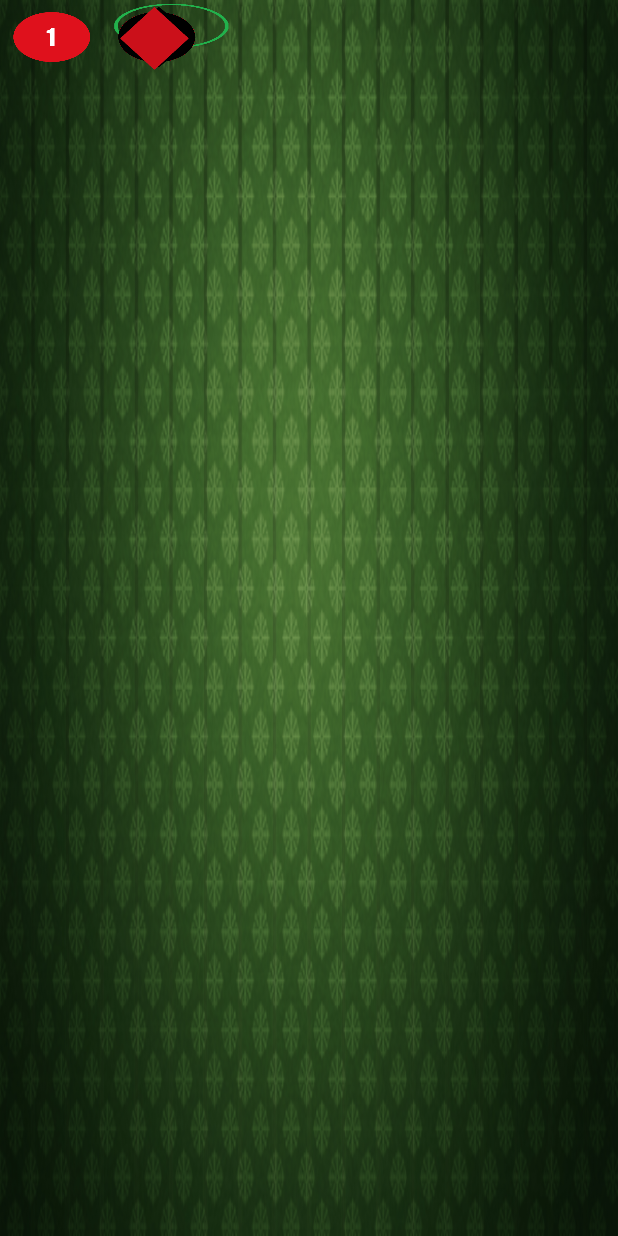
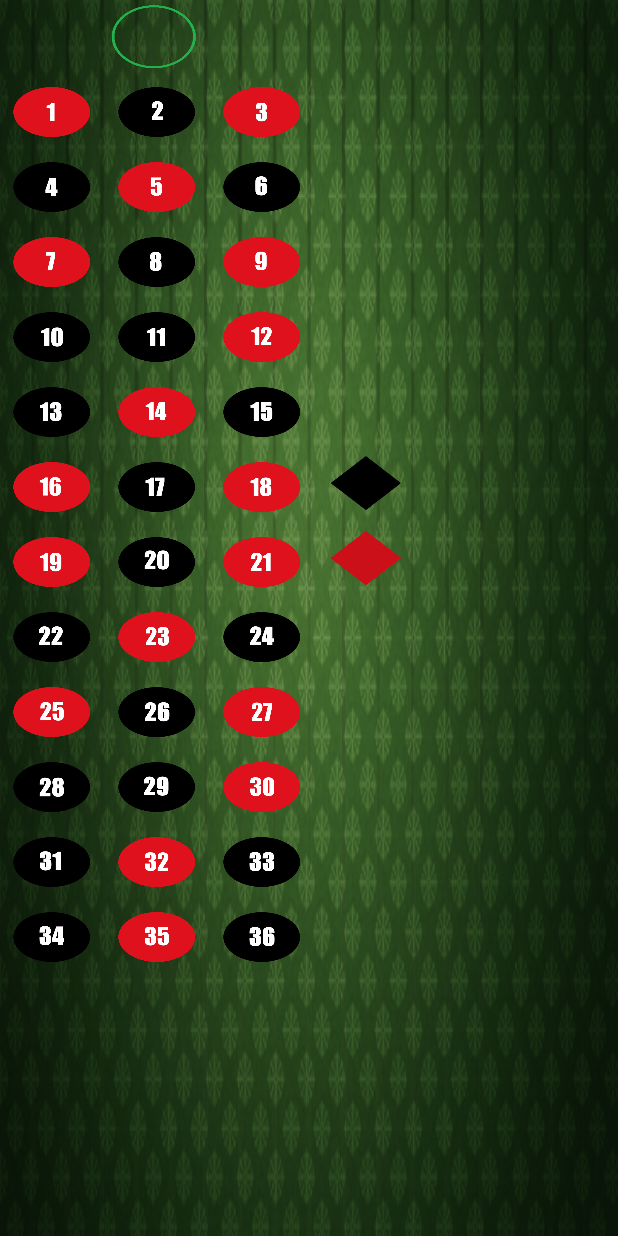
Before and after one commit to MadMakZa/Roulette, an Android app: the screen it shows after launch (BetsTable), on a phone screen of 412 x 824 dp. Run offline under Robolectric (Android 15) with nearby library versions, the phone set to English and light mode, and no system bars.

Commit message:
add greed layout and bets field

```diff
--- a/app/src/main/res/layout/activity_bets_table.xml
+++ b/app/src/main/res/layout/activity_bets_table.xml
@@ -9,16 +9,16 @@
     <GridLayout
         android:id="@+id/favorites_grid"
         android:layout_width="match_parent"
-        android:layout_height="wrap_content"
+        android:layout_height="400dp"
         android:background="@drawable/backgroundgrpng"
         android:columnCount="4"
-        android:rowCount="10"
+        android:rowCount="16"
         tools:context=".BetsTable">
 
         <ImageButton
             android:id="@+id/btnZero"
-            android:layout_width="95dp"
-            android:layout_height="35dp"
+            android:layout_width="70dp"
+            android:layout_height="50dp"
             android:layout_row="0"
             android:layout_column="1"
             android:background="@drawable/zero"
@@ -28,7 +28,7 @@
             android:id="@+id/btn_1_red"
             android:layout_width="70dp"
             android:layout_height="50dp"
-            android:layout_row="0"
+            android:layout_row="1"
             android:layout_column="0"
             android:background="@drawable/bet1"
             android:tag="1 RED" />
@@ -38,7 +38,7 @@
             android:id="@+id/btn_2_black"
             android:layout_width="70dp"
             android:layout_height="50dp"
-            android:layout_row="0"
+            android:layout_row="1"
             android:layout_column="1"
             android:background="@drawable/bet2"
             android:tag="2 BLACK" />
@@ -47,8 +47,8 @@
             android:id="@+id/btn_3_red"
             android:layout_width="70dp"
             android:layout_height="50dp"
-            android:layout_row="0"
-            android:layout_column="1"
+            android:layout_row="1"
+            android:layout_column="2"
             android:background="@drawable/bet3"
             android:tag="3 RED" />
 
@@ -56,8 +56,8 @@
             android:id="@+id/btn_9_red"
             android:layout_width="70dp"
             android:layout_height="50dp"
-            android:layout_row="0"
-            android:layout_column="1"
+            android:layout_row="3"
+            android:layout_column="2"
             android:background="@drawable/bet9"
             android:tag="9 RED" />
 
@@ -65,8 +65,8 @@
             android:id="@+id/btn_12_red"
             android:layout_width="70dp"
             android:layout_height="50dp"
-            android:layout_row="0"
-            android:layout_column="1"
+            android:layout_row="4"
+            android:layout_column="2"
             android:background="@drawable/bet12"
             android:tag="12 RED" />
 
@@ -74,8 +74,8 @@
             android:id="@+id/btn_15_black"
             android:layout_width="70dp"
             android:layout_height="50dp"
-            android:layout_row="0"
-            android:layout_column="1"
+            android:layout_row="5"
+            android:layout_column="2"
             android:background="@drawable/bet15"
             android:tag="15 BLACK" />
 
@@ -84,8 +84,8 @@
             android:id="@+id/btn_18_red"
             android:layout_width="70dp"
             android:layout_height="50dp"
-            android:layout_row="0"
-            android:layout_column="1"
+            android:layout_row="6"
+            android:layout_column="2"
             android:background="@drawable/bet18"
             android:tag="18 RED" />
 
@@ -93,8 +93,8 @@
             android:id="@+id/btn_21_red"
             android:layout_width="70dp"
             android:layout_height="50dp"
-            android:layout_row="0"
-            android:layout_column="1"
+            android:layout_row="7"
+            android:layout_column="2"
             android:background="@drawable/bet21"
             android:tag="21 RED" />
 
@@ -102,8 +102,8 @@
             android:id="@+id/btn_24_black"
             android:layout_width="70dp"
             android:layout_height="50dp"
-            android:layout_row="0"
-            android:layout_column="1"
+            android:layout_row="8"
+            android:layout_column="2"
             android:background="@drawable/bet24"
             android:tag="24 BLACK" />
 
@@ -111,8 +111,8 @@
             android:id="@+id/btn_27_red"
             android:layout_width="70dp"
             android:layout_height="50dp"
-            android:layout_row="0"
-            android:layout_column="1"
+            android:layout_row="9"
+            android:layout_column="2"
             android:background="@drawable/bet27"
             android:tag="27 RED" />
 
@@ -121,8 +121,8 @@
             android:id="@+id/btn_30_red"
             android:layout_width="70dp"
             android:layout_height="50dp"
-            android:layout_row="0"
-            android:layout_column="1"
+            android:layout_row="10"
+            android:layout_column="2"
             android:background="@drawable/bet30"
             android:tag="30 RED"/>
 
@@ -130,8 +130,8 @@
             android:id="@+id/btn_33_black"
             android:layout_width="70dp"
             android:layout_height="50dp"
-            android:layout_row="0"
-            android:layout_column="1"
+            android:layout_row="11"
+            android:layout_column="2"
             android:background="@drawable/bet33"
             android:tag="33 BLACK" />
 
@@ -139,8 +139,8 @@
             android:id="@+id/btn_36_black"
             android:layout_width="70dp"
             android:layout_height="50dp"
-            android:layout_row="0"
-            android:layout_column="1"
+            android:layout_row="12"
+            android:layout_column="2"
             android:background="@drawable/bet36"
             android:tag="36 BLACK"/>
 
@@ -148,8 +148,8 @@
             android:id="@+id/btn_6_black"
             android:layout_width="70dp"
             android:layout_height="50dp"
-            android:layout_row="0"
-            android:layout_column="1"
+            android:layout_row="2"
+            android:layout_column="2"
             android:background="@drawable/bet6"
             android:tag="6 BLACK"/>
 
@@ -157,8 +157,8 @@
             android:id="@+id/btn_4_black"
             android:layout_width="70dp"
             android:layout_height="50dp"
-            android:layout_row="0"
-            android:layout_column="1"
+            android:layout_row="2"
+            android:layout_column="0"
             android:background="@drawable/bet4"
             android:tag="4 BLACK" />
 
@@ -166,7 +166,7 @@
             android:id="@+id/btn_5_red"
             android:layout_width="70dp"
             android:layout_height="50dp"
-            android:layout_row="0"
+            android:layout_row="2"
             android:layout_column="1"
             android:background="@drawable/bet5"
             android:tag="5 RED" />
@@ -175,7 +175,7 @@
             android:id="@+id/btn_8_black"
             android:layout_width="70dp"
             android:layout_height="50dp"
-            android:layout_row="0"
+            android:layout_row="3"
             android:layout_column="1"
             android:background="@drawable/bet8"
             android:tag="8 BLACK" />
@@ -184,7 +184,7 @@
             android:id="@+id/btn_11_black"
             android:layout_width="70dp"
             android:layout_height="50dp"
-            android:layout_row="0"
+            android:layout_row="4"
             android:layout_column="1"
             android:background="@drawable/bet11"
             android:tag="11 BLACK" />
@@ -193,7 +193,7 @@
             android:id="@+id/btn_14_red"
             android:layout_width="70dp"
             android:layout_height="50dp"
-            android:layout_row="0"
+            android:layout_row="5"
             android:layout_column="1"
             android:background="@drawable/bet14"
             android:tag="14 RED" />
@@ -202,7 +202,7 @@
             android:id="@+id/btn_17_black"
             android:layout_width="70dp"
             android:layout_height="50dp"
-            android:layout_row="0"
+            android:layout_row="6"
             android:layout_column="1"
             android:background="@drawable/bet17"
             android:tag="17 BLACK" />
@@ -211,7 +211,7 @@
             android:id="@+id/btn_20_black"
             android:layout_width="70dp"
             android:layout_height="50dp"
-            android:layout_row="0"
+            android:layout_row="7"
             android:layout_column="1"
             android:background="@drawable/bet20"
             android:tag="20 BLACK" />
@@ -220,7 +220,7 @@
             android:id="@+id/btn_23_red"
             android:layout_width="70dp"
             android:layout_height="50dp"
-            android:layout_row="0"
+            android:layout_row="8"
             android:layout_column="1"
             android:background="@drawable/bet23"
             android:tag="23 RED" />
@@ -229,7 +229,7 @@
             android:id="@+id/btn_26_black"
             android:layout_width="70dp"
             android:layout_height="50dp"
-            android:layout_row="0"
+            android:layout_row="9"
             android:layout_column="1"
             android:background="@drawable/bet26"
             android:tag="26 BLACK"/>
@@ -238,7 +238,7 @@
             android:id="@+id/btn_29_black"
             android:layout_width="70dp"
             android:layout_height="50dp"
-            android:layout_row="0"
+            android:layout_row="10"
             android:layout_column="1"
             android:background="@drawable/bet29"
             android:tag="29 BLACK"/>
@@ -247,7 +247,7 @@
             android:id="@+id/btn_32_red"
             android:layout_width="70dp"
             android:layout_height="50dp"
-            android:layout_row="0"
+            android:layout_row="11"
             android:layout_column="1"
             android:background="@drawable/bet32"
             android:tag="32 RED" />
@@ -256,7 +256,7 @@
             android:id="@+id/btn_35_red"
             android:layout_width="70dp"
             android:layout_height="50dp"
-            android:layout_row="0"
+            android:layout_row="12"
             android:layout_column="1"
             android:background="@drawable/bet35"
             android:tag="35 RED" />
@@ -265,8 +265,8 @@
             android:id="@+id/btn_7_red"
             android:layout_width="70dp"
             android:layout_height="50dp"
-            android:layout_row="0"
-            android:layout_column="1"
+            android:layout_row="3"
+            android:layout_column="0"
             android:background="@drawable/bet7"
             android:tag="7 RED" />
 
@@ -274,8 +274,8 @@
             android:id="@+id/btn_10_black"
             android:layout_width="70dp"
             android:layout_height="50dp"
-            android:layout_row="0"
-            android:layout_column="1"
+            android:layout_row="4"
+            android:layout_column="0"
             android:background="@drawable/bet10"
             android:tag="10 BLACK" />
 
@@ -283,8 +283,8 @@
             android:id="@+id/btn_13_black"
             android:layout_width="70dp"
             android:layout_height="50dp"
-            android:layout_row="0"
-            android:layout_column="1"
+            android:layout_row="5"
+            android:layout_column="0"
             android:background="@drawable/bet13"
             android:tag="13 BLACK" />
 
@@ -292,8 +292,8 @@
             android:id="@+id/btn_16_red"
             android:layout_width="70dp"
             android:layout_height="50dp"
-            android:layout_row="0"
-            android:layout_column="1"
+            android:layout_row="6"
+            android:layout_column="0"
             android:background="@drawable/bet16"
             android:tag="16 RED" />
 
@@ -301,8 +301,8 @@
             android:id="@+id/btn_19_red"
             android:layout_width="70dp"
             android:layout_height="50dp"
-            android:layout_row="0"
-            android:layout_column="1"
+            android:layout_row="7"
+            android:layout_column="0"
             android:background="@drawable/bet19"
             android:tag="19 RED"/>
 
@@ -310,8 +310,8 @@
             android:id="@+id/btn_22_black"
             android:layout_width="70dp"
             android:layout_height="50dp"
-            android:layout_row="0"
-            android:layout_column="1"
+            android:layout_row="8"
+            android:layout_column="0"
             android:background="@drawable/bet22"
             android:tag="22 BLACK" />
 
@@ -319,8 +319,8 @@
             android:id="@+id/btn_25_red"
             android:layout_width="70dp"
             android:layout_height="50dp"
-            android:layout_row="0"
-            android:layout_column="1"
+            android:layout_row="9"
+            android:layout_column="0"
             android:background="@drawable/bet25"
             android:tag="25 RED" />
 
@@ -328,8 +328,8 @@
             android:id="@+id/btn_28_black"
             android:layout_width="70dp"
             android:layout_height="50dp"
-            android:layout_row="0"
-            android:layout_column="1"
+            android:layout_row="10"
+            android:layout_column="0"
             android:background="@drawable/bet28"
             android:tag="28 BLACK"/>
 
@@ -337,8 +337,8 @@
             android:id="@+id/btn_31_black"
             android:layout_width="70dp"
             android:layout_height="50dp"
-            android:layout_row="0"
-            android:layout_column="1"
+            android:layout_row="11"
+            android:layout_column="0"
             android:background="@drawable/bet31"
             android:tag="31 BLACK" />
 
@@ -346,26 +346,26 @@
             android:id="@+id/btn_34_black"
             android:layout_width="70dp"
             android:layout_height="50dp"
-            android:layout_row="0"
-            android:layout_column="1"
+            android:layout_row="12"
+            android:layout_column="0"
             android:background="@drawable/bet34"
             android:tag="34 BLACK" />
 
         <ImageButton
             android:id="@+id/btnBlack"
-            android:layout_width="74dp"
-            android:layout_height="56dp"
-            android:layout_row="0"
-            android:layout_column="1"
+            android:layout_width="70dp"
+            android:layout_height="50dp"
+            android:layout_row="6"
+            android:layout_column="3"
             android:background="@drawable/betblack"
             android:tag="BLACK" />
 
         <ImageButton
             android:id="@+id/btnRed"
-            android:layout_width="68dp"
-            android:layout_height="58dp"
-            android:layout_row="0"
-            android:layout_column="1"
+            android:layout_width="70dp"
+            android:layout_height="50dp"
+            android:layout_row="7"
+            android:layout_column="3"
             android:background="@drawable/betred"
             android:tag="RED"/>
 
```
